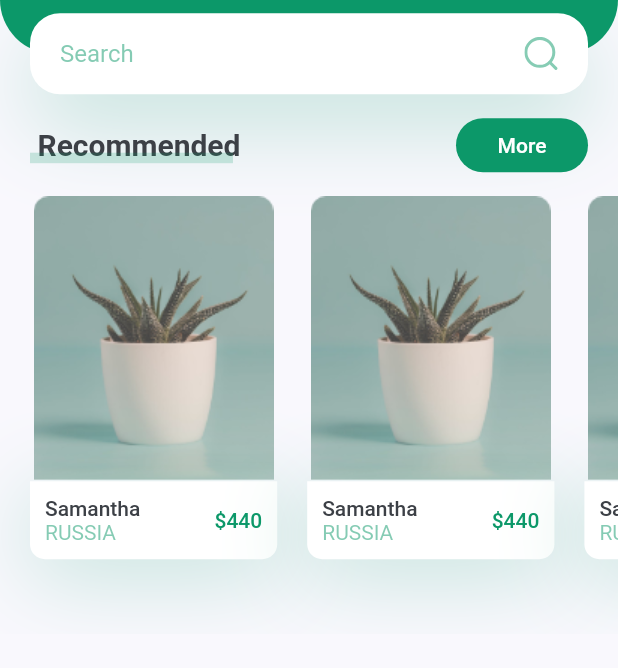
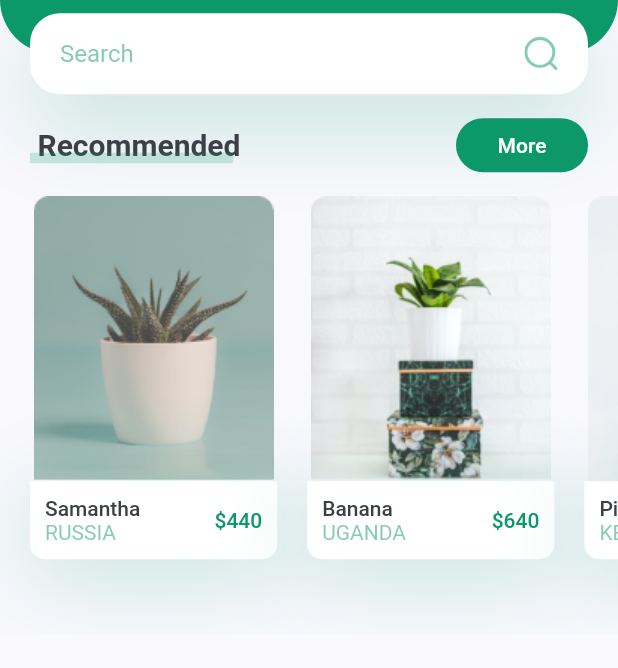
Before and after one commit to simonpojok/plant_ui_flutter, a Flutter app: the screen it shows after launch, on a phone screen of 412 x 824 dp, the part 237-905 px from its top. Run offline on Flutter 3.47's test engine with Material 2 defaults, Android fonts, the phone set to English and light mode, and no system bars; our stand-ins replace flutter_svg.

Commit message:
added the files

```diff
--- a/lib/screens/components/body.dart
+++ b/lib/screens/components/body.dart
@@ -25,17 +25,17 @@ class Body extends StatelessWidget {
                   press: () {},
                 ),
                 RecommendedPlantCard(
-                  image: "assets/images/image_1.png",
-                  title: "Samantha",
-                  country: "Russia",
-                  price: 440,
+                  image: "assets/images/image_2.png",
+                  title: "Banana",
+                  country: "Uganda",
+                  price: 640,
                   press: () {},
                 ),
                 RecommendedPlantCard(
-                  image: "assets/images/image_1.png",
-                  title: "Samantha",
-                  country: "Russia",
-                  price: 440,
+                  image: "assets/images/image_3.png",
+                  title: "Pineapple",
+                  country: "Kenya",
+                  price: 100,
                   press: () {},
                 ),
               ],
```
